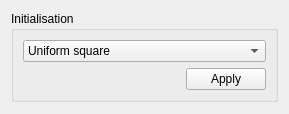
Above: code/Mud/sidebar.ui from lauraBaakman/Introduction-to-Computational-Science before the change. Below: the same form after it.
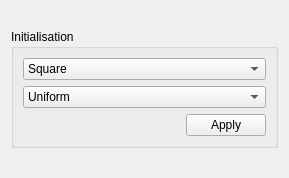
That is the form after the change.

What changed in the file:
```diff
--- a/code/Mud/sidebar.ui
+++ b/code/Mud/sidebar.ui
@@ -7,7 +7,7 @@
     <x>0</x>
     <y>0</y>
     <width>289</width>
-    <height>114</height>
+    <height>178</height>
    </rect>
   </property>
   <property name="windowTitle">
@@ -50,12 +50,26 @@
        <widget class="QComboBox" name="comboBox">
         <item>
          <property name="text">
-          <string>Uniform square</string>
+          <string>Square</string>
          </property>
         </item>
         <item>
          <property name="text">
-          <string>Uniform hexagonal</string>
+          <string>Hexagonal</string>
+         </property>
+        </item>
+       </widget>
+      </item>
+      <item row="1" column="0" colspan="2">
+       <widget class="QComboBox" name="gridTypeDistribution">
+        <item>
+         <property name="text">
+          <string>Uniform</string>
+         </property>
+        </item>
+        <item>
+         <property name="text">
+          <string>Variable</string>
          </property>
         </item>
        </widget>
```
Left out of the diff: 2 changed lines with no effect on the pictures.
